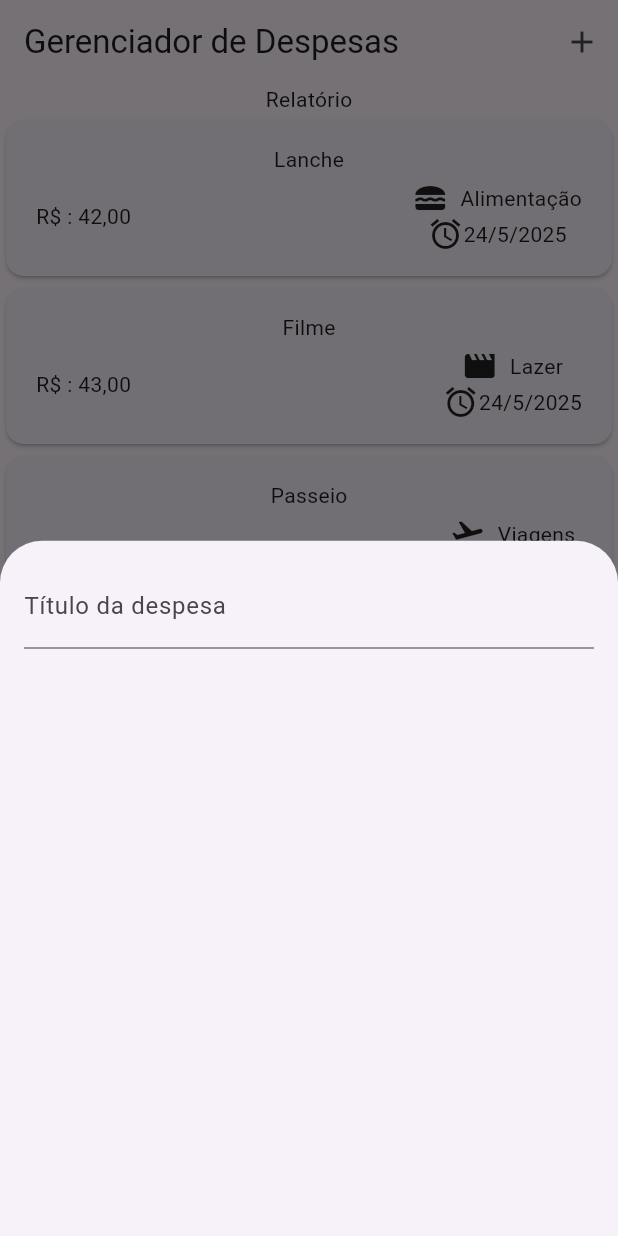
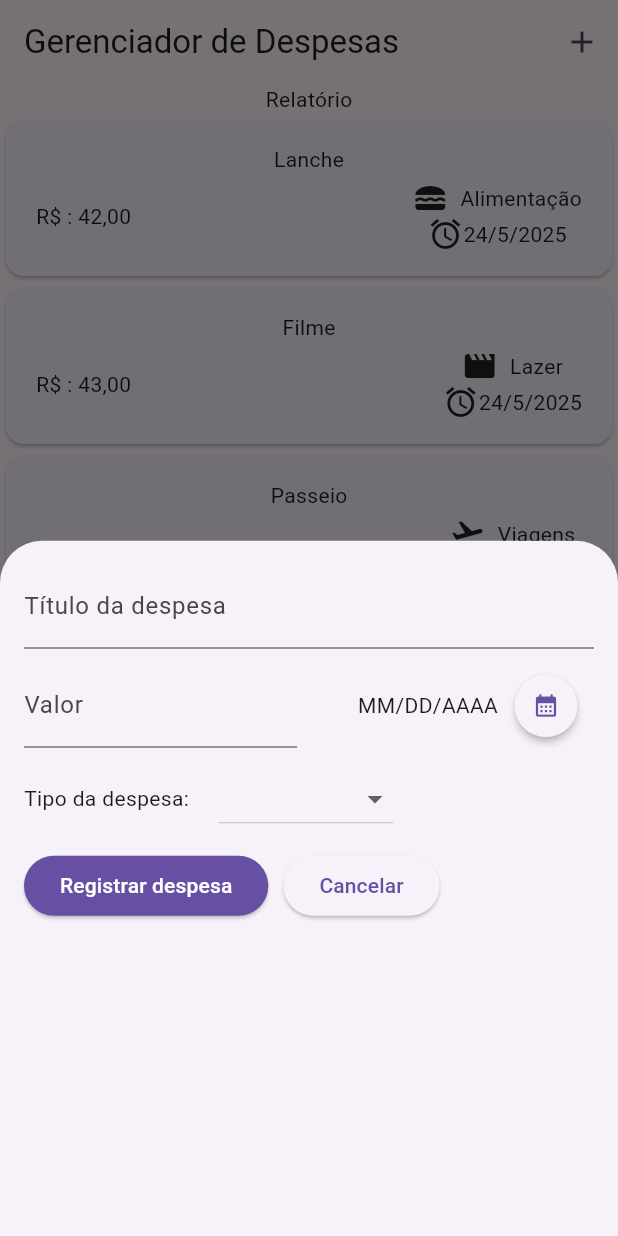
Before and after one commit to rlneto/despesas_flutter, a Flutter app: the screen it shows after launch, after a tap on the "add" icon, on a phone screen of 412 x 824 dp. Run offline on Flutter 3.47's test engine with Material 3 defaults, Android fonts, the light colour scheme and no system bars.

Commit message:
Modal de registrar despesa layout evolução

```diff
--- a/lib/models/expense.dart
+++ b/lib/models/expense.dart
@@ -3,13 +3,14 @@ import 'package:uuid/uuid.dart';
 
 const uuid = Uuid();
 
-enum Category { food, travel, leisure, work }
+enum Category { food, travel, leisure, work, other }
 
 const categoryIcons = {
   Category.food: Icons.lunch_dining,
   Category.travel: Icons.flight_takeoff,
   Category.leisure: Icons.movie,
   Category.work: Icons.work,
+  Category.other: Icons.question_answer,
 };
 
 const categoryNames = {
@@ -17,6 +18,7 @@ const categoryNames = {
   Category.travel: "Viagens",
   Category.leisure: "Lazer",
   Category.work: "Trabalho",
+  Category.other: "Outros",
 };
 
 class Expense {
--- a/lib/widgets/new_expense.dart
+++ b/lib/widgets/new_expense.dart
@@ -1,4 +1,8 @@
+import 'package:despesas_flutter/models/expense.dart';
 import 'package:flutter/material.dart';
+import 'package:intl/intl.dart';
+
+final formatter = DateFormat.yMd();
 
 class NewExpense extends StatefulWidget {
   @override
@@ -8,14 +12,117 @@ class NewExpense extends StatefulWidget {
 }
 
 class _NewExpenseState extends State<NewExpense> {
+  final _titleController = TextEditingController();
+  final _amountController = TextEditingController();
+  DateTime? _selectedDate;
+
+  void _presentDatePicker() async {
+    final now = DateTime.now();
+    final firstDate = DateTime(now.year - 1, now.month - 1);
+    final pickedDate = await showDatePicker(
+      context: context,
+      firstDate: firstDate,
+      lastDate: DateTime.now(),
+    );
+    setState(() {
+      _selectedDate = pickedDate;
+    });
+  }
+
+  @override
+  void dispose() {
+    _titleController.dispose();
+    _amountController.dispose();
+    super.dispose();
+  }
+
   @override
   Widget build(BuildContext context) {
     return Padding(
       padding: EdgeInsets.all(16),
       child: Column(
+        spacing: 10,
         children: [
           TextField(
+            controller: _titleController,
             decoration: InputDecoration(label: Text('Título da despesa')),
+          ),
+          Row(
+            children: [
+              Expanded(
+                child: TextField(
+                  keyboardType: TextInputType.number,
+                  controller: _amountController,
+                  decoration: InputDecoration(
+                    suffixText: ' R\$',
+                    label: Text('Valor'),
+                  ),
+                ),
+              ),
+              SizedBox(width: 16),
+              Expanded(
+                child: Row(
+                  mainAxisAlignment: MainAxisAlignment.end,
+                  crossAxisAlignment: CrossAxisAlignment.center,
+                  children: [
+                    Text(
+                      _selectedDate == null
+                          ? 'MM/DD/AAAA'
+                          : formatter.format(_selectedDate!),
+                    ),
+                    ElevatedButton(
+                      onPressed: _presentDatePicker,
+                      style: ElevatedButton.styleFrom(
+                        padding: EdgeInsets.all(12),
+                        shape: CircleBorder(),
+                        elevation: 2,
+                      ),
+                      child: Icon(Icons.calendar_month),
+                    ),
+                  ],
+                ),
+              ),
+            ],
+          ),
+          Row(
+            spacing: 20,
+            children: [
+              Text('Tipo da despesa:'),
+              DropdownButton(
+                items:
+                    Category.values
+                        .map(
+                          (category) => DropdownMenuItem(
+                            value: category,
+                            child: Text(categoryNames[category]!),
+                          ),
+                        )
+                        .toList(),
+                onChanged: (value) {},
+              ),
+            ],
+          ),
+          Row(
+            spacing: 10,
+            children: [
+              ElevatedButton(
+                style: ElevatedButton.styleFrom(
+                  backgroundColor: Theme.of(context).primaryColor,
+                  foregroundColor: Colors.white,
+                ),
+                onPressed: () {
+                  print(_titleController.text);
+                  print(_amountController.text);
+                },
+                child: Text('Registrar despesa'),
+              ),
+              ElevatedButton(
+                onPressed: () {
+                  Navigator.pop(context);
+                },
+                child: Text('Cancelar'),
+              ),
+            ],
           ),
         ],
       ),
--- a/pubspec.yaml
+++ b/pubspec.yaml
@@ -9,6 +9,7 @@ environment:
 dependencies:
   flutter:
     sdk: flutter
+  intl: ^0.20.2
   uuid: ^4.5.1
 
 dev_dependencies:
```
Also changed, not shown: pubspec.lock.
